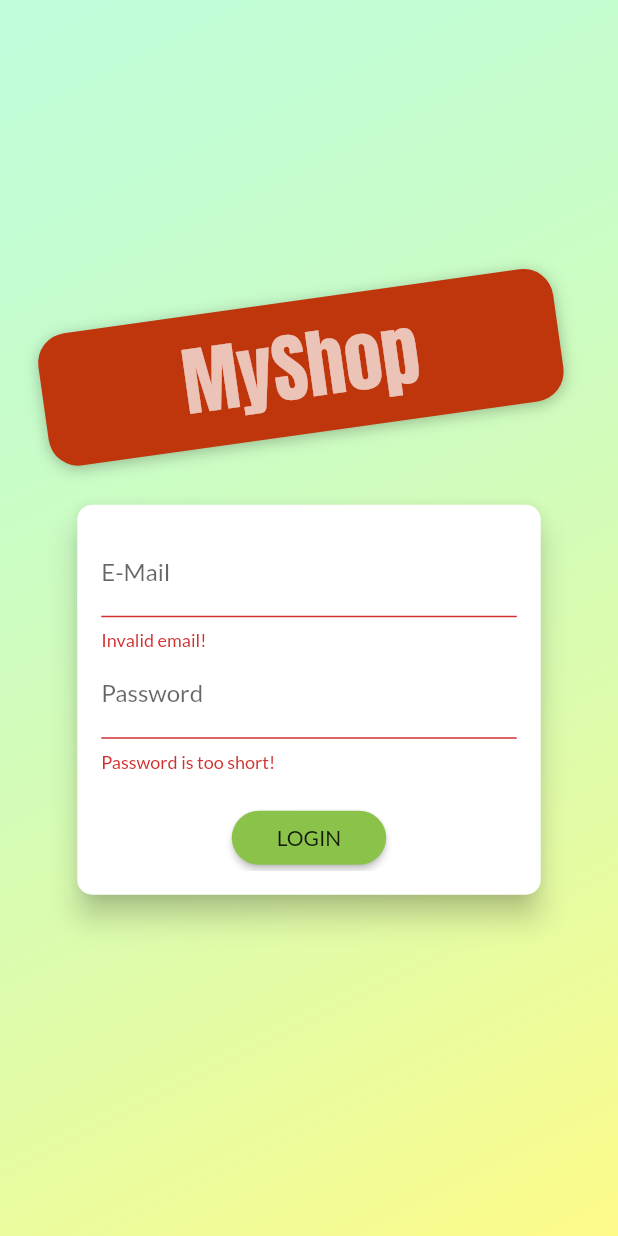
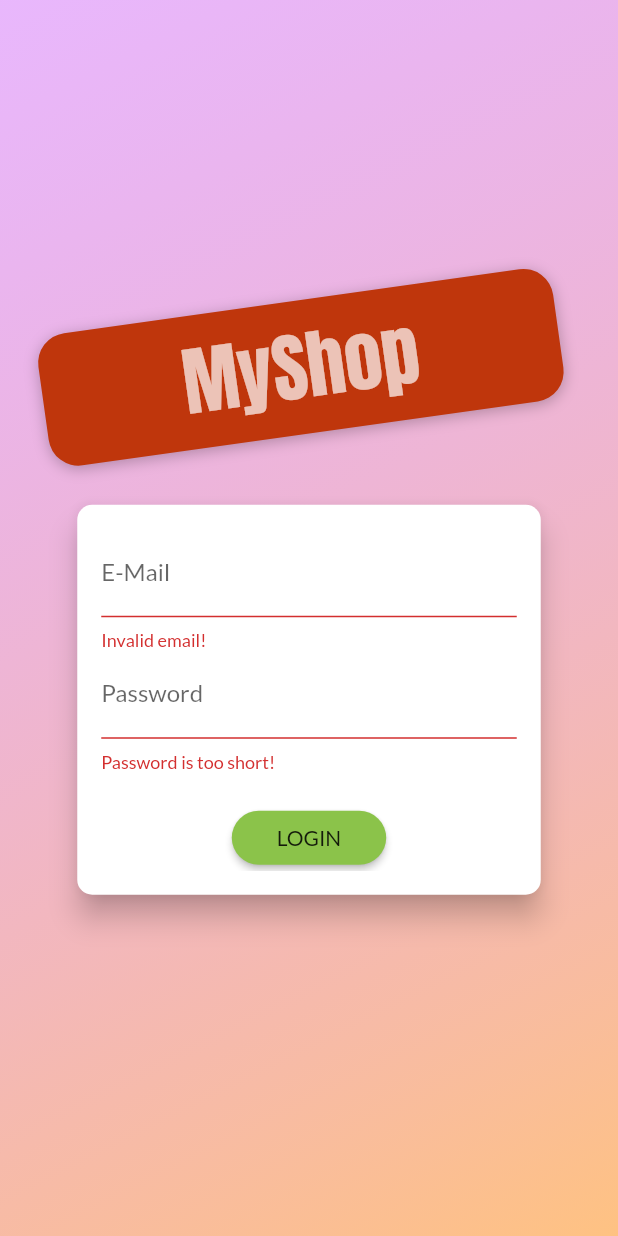
Before and after one commit to khethelogp/store, a Flutter app: the screen it shows after launch, after a tap on "LOGIN", on a phone screen of 412 x 824 dp. Run offline on Flutter 3.47's test engine with Material 2 defaults, Android fonts, the phone set to English and light mode, and no system bars; our stand-ins replace shared_preferences; network calls fail.

```diff
--- a/lib/main.dart
+++ b/lib/main.dart
@@ -7,6 +7,7 @@ import './screens/cart_screen.dart';
 import './screens/orders_screen.dart';
 import './screens/edit_product_screen.dart';
 import './screens/user_products_screen.dart';
+import './screens/splash_screen.dart';
 import './screens/auth_screen.dart';
 import './providers/products.dart';
 import './providers/cart.dart';
@@ -49,7 +50,15 @@ class MyApp extends StatelessWidget {
             accentColor: Colors.deepOrange,
             fontFamily: 'Lato',
           ),
-          home: auth.isAuth ? ProductsOverviewScreen() : AuthScreen(),
+          home: auth.isAuth
+            ? ProductsOverviewScreen()
+            : FutureBuilder(
+              future: auth.tryAutoLogin(),
+              builder: (ctx, authResultSnapshot) =>
+                authResultSnapshot.connectionState == ConnectionState.waiting
+                  ? SplashScreen()
+                  : AuthScreen()
+            ),
           routes: {
             ProductDetailScreen.routeName: (ctx) => ProductDetailScreen(),
             CartScreen.routeName: (ctx) => CartScreen(),
--- a/lib/providers/auth.dart
+++ b/lib/providers/auth.dart
@@ -3,6 +3,7 @@ import 'dart:convert';
 
 import 'package:flutter/material.dart';
 import 'package:http/http.dart' as http;
+import 'package:shared_preferences/shared_preferences.dart';
 
 import '../models/http_exception.dart';
 
@@ -49,7 +50,15 @@ class Auth with ChangeNotifier {
             responseData['expiresIn'])
         ),
       );
+      _autoLogout();
       notifyListeners();
+      final prefs = await SharedPreferences.getInstance();
+      final userData = json.encode({
+        'token': _token,
+        'userId': _userId,
+        'expiryDate': _expiryDate.toIso8601String()
+      });
+      prefs.setString('userData', userData);
     } catch(error) {
       throw(error);
     }
@@ -63,7 +72,28 @@ class Auth with ChangeNotifier {
     return _authenticate(email, password, 'signInWithPassword');
   }
 
-  void logout(){
+  Future<bool> tryAutoLogin() async {
+    final prefs = await SharedPreferences.getInstance();
+    if (!prefs.containsKey('userData')) {
+      return false;
+    }
+    final extractedUserData = json.decode(prefs.getString('userData')) as Map<String, Object>;
+    final expiryDate = DateTime.parse(extractedUserData['expiryDate']);
+
+    if(expiryDate.isBefore(DateTime.now())) {
+      return false;
+    }
+
+    _token = extractedUserData['token'];
+    _userId = extractedUserData['userId'];
+    _expiryDate = expiryDate;
+
+    notifyListeners();
+    _autoLogout();
+    return true;
+  }
+
+  Future<void> logout() async{
     _token = null;
     _userId = null;
     _expiryDate = null;
@@ -72,6 +102,8 @@ class Auth with ChangeNotifier {
       _authTimer = null;
     }
     notifyListeners();
+    final prefs = await SharedPreferences.getInstance();
+    prefs.clear();
   }
 
   void _autoLogout() {
--- a/lib/screens/auth_screen.dart
+++ b/lib/screens/auth_screen.dart
@@ -2,6 +2,7 @@ import 'dart:math';
 
 import 'package:flutter/material.dart';
 import 'package:provider/provider.dart';
+
 import '../providers/auth.dart';
 import '../models/http_exception.dart';
 
@@ -23,10 +24,8 @@ class AuthScreen extends StatelessWidget {
             decoration: BoxDecoration(
               gradient: LinearGradient(
                 colors: [
-                  Color.fromRGBO(133, 255, 189, 1).withOpacity(0.5),
-                  Color.fromRGBO(255, 251, 125, 1).withOpacity(0.9),
-                  // Color.fromRGBO(215, 117, 255, 1).withOpacity(0.5),
-                  // Color.fromRGBO(255, 188, 117, 1).withOpacity(0.9),
+                  Color.fromRGBO(215, 117, 255, 1).withOpacity(0.5),
+                  Color.fromRGBO(255, 188, 117, 1).withOpacity(0.9),
                 ],
                 begin: Alignment.topLeft,
                 end: Alignment.bottomRight,
@@ -95,7 +94,8 @@ class AuthCard extends StatefulWidget {
   _AuthCardState createState() => _AuthCardState();
 }
 
-class _AuthCardState extends State<AuthCard> {
+class _AuthCardState extends State<AuthCard>
+    with SingleTickerProviderStateMixin {
   final GlobalKey<FormState> _formKey = GlobalKey();
   AuthMode _authMode = AuthMode.Login;
   Map<String, String> _authData = {
@@ -104,28 +104,63 @@ class _AuthCardState extends State<AuthCard> {
   };
   var _isLoading = false;
   final _passwordController = TextEditingController();
+  AnimationController _controller;
+  Animation<Offset> _slideAnimation;
+  Animation<double> _opacityAnimation;
 
+  @override
+  void initState() {
+    super.initState();
+    _controller = AnimationController(
+      vsync: this,
+      duration: Duration(
+        milliseconds: 300,
+      ),
+    );
+    _slideAnimation = Tween<Offset>(
+      begin: Offset(0, -1.5),
+      end: Offset(0, 0),
+    ).animate(
+      CurvedAnimation(
+        parent: _controller,
+        curve: Curves.fastOutSlowIn,
+      ),
+    );
+    _opacityAnimation = Tween(begin: 0.0, end: 1.0).animate(
+      CurvedAnimation(
+        parent: _controller,
+        curve: Curves.easeIn,
+      ),
+    );
+    // _heightAnimation.addListener(() => setState(() {}));
+  }
 
-  void _showErrorDialog(String message){
+  @override
+  void dispose() {
+    // TODO: implement dispose
+    super.dispose();
+    _controller.dispose();
+  }
+
+  void _showErrorDialog(String message) {
     showDialog(
       context: context,
       builder: (ctx) => AlertDialog(
-        title: Text('An Error Occured'),
+            title: Text('An Error Occurred!'),
             content: Text(message),
-        actions: [
+            actions: <Widget>[
               FlatButton(
+                child: Text('Okay'),
                 onPressed: () {
                   Navigator.of(ctx).pop();
                 },
-            child: Text('Okay')
               )
             ],
-      )
+          ),
     );
   }
 
-
-  void _submit() async{
+  Future<void> _submit() async {
     if (!_formKey.currentState.validate()) {
       // Invalid!
       return;
@@ -134,39 +169,38 @@ class _AuthCardState extends State<AuthCard> {
     setState(() {
       _isLoading = true;
     });
-
-    try{
+    try {
       if (_authMode == AuthMode.Login) {
         // Log user in
         await Provider.of<Auth>(context, listen: false).login(
           _authData['email'],
-            _authData['password']
+          _authData['password'],
         );
       } else {
         // Sign user up
         await Provider.of<Auth>(context, listen: false).signUp(
           _authData['email'],
-            _authData['password']
+          _authData['password'],
         );
       }
-    } on HttpException catch(error){
+    } on HttpException catch (error) {
       var errorMessage = 'Authentication failed';
-      if (error.toString().contains('EMAIL_EXISTS')){
+      if (error.toString().contains('EMAIL_EXISTS')) {
         errorMessage = 'This email address is already in use.';
-      } else if(error.toString().contains('INVALID_EMAIL')) {
-        errorMessage = 'This email address is invalid.';
-      } else if(error.toString().contains('WEAK_PASSWORD')) {
+      } else if (error.toString().contains('INVALID_EMAIL')) {
+        errorMessage = 'This is not a valid email address';
+      } else if (error.toString().contains('WEAK_PASSWORD')) {
         errorMessage = 'This password is too weak.';
-      } else if(error.toString().contains('EMAIL_NOT_FOUND')) {
-        errorMessage = 'Could not find user with that email.';
-      } else if(error.toString().contains('INVALID_PASSWORD')) {
+      } else if (error.toString().contains('EMAIL_NOT_FOUND')) {
+        errorMessage = 'Could not find a user with that email.';
+      } else if (error.toString().contains('INVALID_PASSWORD')) {
         errorMessage = 'Invalid password.';
       }
       _showErrorDialog(errorMessage);
     } catch (error) {
-      const errorMessage = 'Could not authenticate you please try again later.';
+      const errorMessage =
+          'Could not authenticate you. Please try again later.';
       _showErrorDialog(errorMessage);
-
     }
 
     setState(() {
@@ -179,10 +213,12 @@ class _AuthCardState extends State<AuthCard> {
       setState(() {
         _authMode = AuthMode.Signup;
       });
+      _controller.forward();
     } else {
       setState(() {
         _authMode = AuthMode.Login;
       });
+      _controller.reverse();
     }
   }
 
@@ -194,8 +230,11 @@ class _AuthCardState extends State<AuthCard> {
         borderRadius: BorderRadius.circular(10.0),
       ),
       elevation: 8.0,
-      child: Container(
+      child: AnimatedContainer(
+        duration: Duration(milliseconds: 300),
+        curve: Curves.easeIn,
         height: _authMode == AuthMode.Signup ? 320 : 260,
+        // height: _heightAnimation.value.height,
         constraints:
             BoxConstraints(minHeight: _authMode == AuthMode.Signup ? 320 : 260),
         width: deviceSize.width * 0.75,
@@ -212,8 +251,6 @@ class _AuthCardState extends State<AuthCard> {
                     if (value.isEmpty || !value.contains('@')) {
                       return 'Invalid email!';
                     }
-                    return null;
-                    return null;
                   },
                   onSaved: (value) {
                     _authData['email'] = value;
@@ -232,10 +269,21 @@ class _AuthCardState extends State<AuthCard> {
                     _authData['password'] = value;
                   },
                 ),
-                if (_authMode == AuthMode.Signup)
-                  TextFormField(
+                AnimatedContainer(
+                  constraints: BoxConstraints(
+                    minHeight: _authMode == AuthMode.Signup ? 60 : 0,
+                    maxHeight: _authMode == AuthMode.Signup ? 120 : 0,
+                  ),
+                  duration: Duration(milliseconds: 300),
+                  curve: Curves.easeIn,
+                  child: FadeTransition(
+                    opacity: _opacityAnimation,
+                    child: SlideTransition(
+                      position: _slideAnimation,
+                      child: TextFormField(
                         enabled: _authMode == AuthMode.Signup,
-                    decoration: InputDecoration(labelText: 'Confirm Password'),
+                        decoration:
+                            InputDecoration(labelText: 'Confirm Password'),
                         obscureText: true,
                         validator: _authMode == AuthMode.Signup
                             ? (value) {
@@ -244,6 +292,9 @@ class _AuthCardState extends State<AuthCard> {
                                 }
                               }
                             : null,
+                      ),
+                    ),
+                  ),
                 ),
                 SizedBox(
                   height: 20,
--- /dev/null
+++ b/lib/screens/splash_screen.dart
@@ -0,0 +1,12 @@
+import 'package:flutter/material.dart';
+
+class SplashScreen extends StatelessWidget {
+  @override
+  Widget build(BuildContext context) {
+    return Scaffold(
+      body: Center(
+        child: Text('Loading...'),
+      ),
+    );
+  }
+}
--- a/lib/widgets/app_drawer.dart
+++ b/lib/widgets/app_drawer.dart
@@ -46,6 +46,7 @@ class AppDrawer extends StatelessWidget {
             title: Text('Logout'),
             onTap: (){
               Navigator.of(context).pop();
+              Navigator.of(context).pushReplacementNamed('/');
               Provider.of<Auth>(context, listen: false).logout();
               // Navigator.of(context).pushReplacementNamed(UserProductsScreen.routeName);
             },
```
Also changed, not shown: lib/helpers/custom_route.dart (added, +11 -0 lines), lib/screens/product_detail_screen.dart (+21 -10 lines), lib/widgets/order_item.dart (+9 -4 lines), lib/widgets/product_item.dart (+7 -3 lines), pubspec.yaml (+4 -3 lines), assets/images/product-placeholder.png (added), pubspec.lock. Lines whose indentation alone changed are shown as unchanged.
